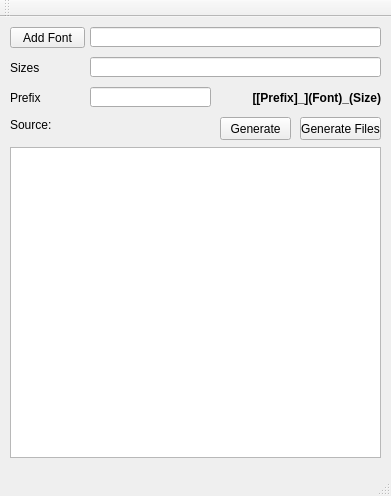
Before: the Qt Designer form CcFontConverter/CcFontConverter.ui in AndyD87/CcFontConverter, drawn with Qt 5.
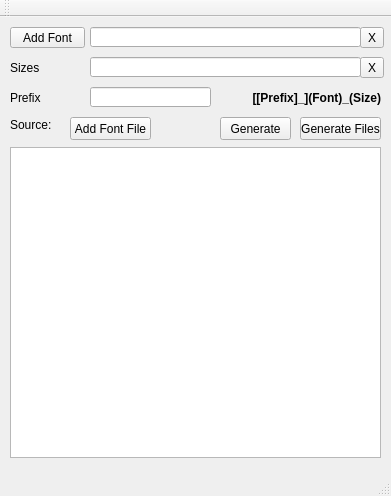
After: the same form once the commit is applied.

Commit message: Generating is working! Default font is now Bistream Vera Sans

Patch:
```diff
--- a/CcFontConverter/CcFontConverter.ui
+++ b/CcFontConverter/CcFontConverter.ui
@@ -32,7 +32,7 @@
      <rect>
       <x>90</x>
       <y>10</y>
-      <width>291</width>
+      <width>271</width>
       <height>20</height>
      </rect>
     </property>
@@ -55,7 +55,7 @@
      <rect>
       <x>90</x>
       <y>40</y>
-      <width>291</width>
+      <width>271</width>
       <height>20</height>
      </rect>
     </property>
@@ -154,6 +154,45 @@
      <string>Generate Files</string>
     </property>
    </widget>
+   <widget class="QPushButton" name="guiButtonFontFile">
+    <property name="geometry">
+     <rect>
+      <x>70</x>
+      <y>100</y>
+      <width>81</width>
+      <height>23</height>
+     </rect>
+    </property>
+    <property name="text">
+     <string>Add Font File</string>
+    </property>
+   </widget>
+   <widget class="QToolButton" name="guiButtonFontClean">
+    <property name="geometry">
+     <rect>
+      <x>360</x>
+      <y>10</y>
+      <width>24</width>
+      <height>21</height>
+     </rect>
+    </property>
+    <property name="text">
+     <string>X</string>
+    </property>
+   </widget>
+   <widget class="QToolButton" name="guiButtonSizeClean">
+    <property name="geometry">
+     <rect>
+      <x>360</x>
+      <y>40</y>
+      <width>24</width>
+      <height>21</height>
+     </rect>
+    </property>
+    <property name="text">
+     <string>X</string>
+    </property>
+   </widget>
   </widget>
   <widget class="QMenuBar" name="menuBar">
    <property name="geometry">
```
Left out of the diff: 2 changed lines with no effect on the pictures. The commit also changes 12 other files.
